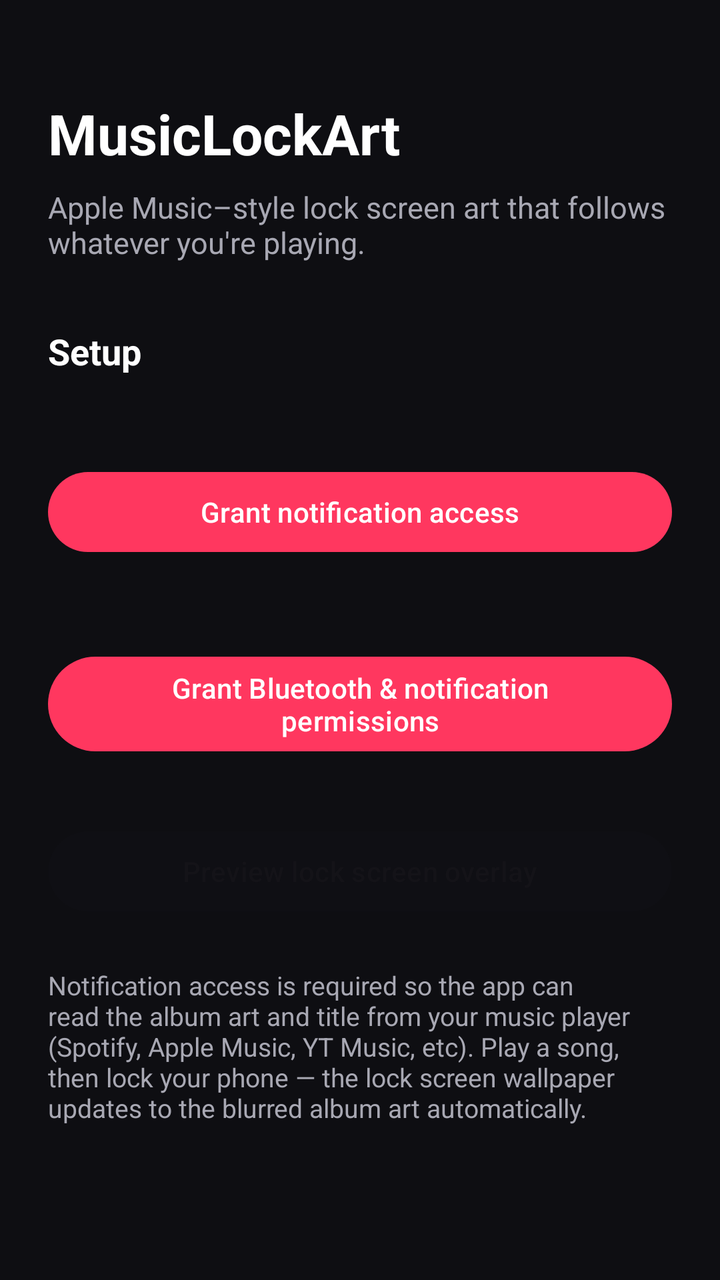
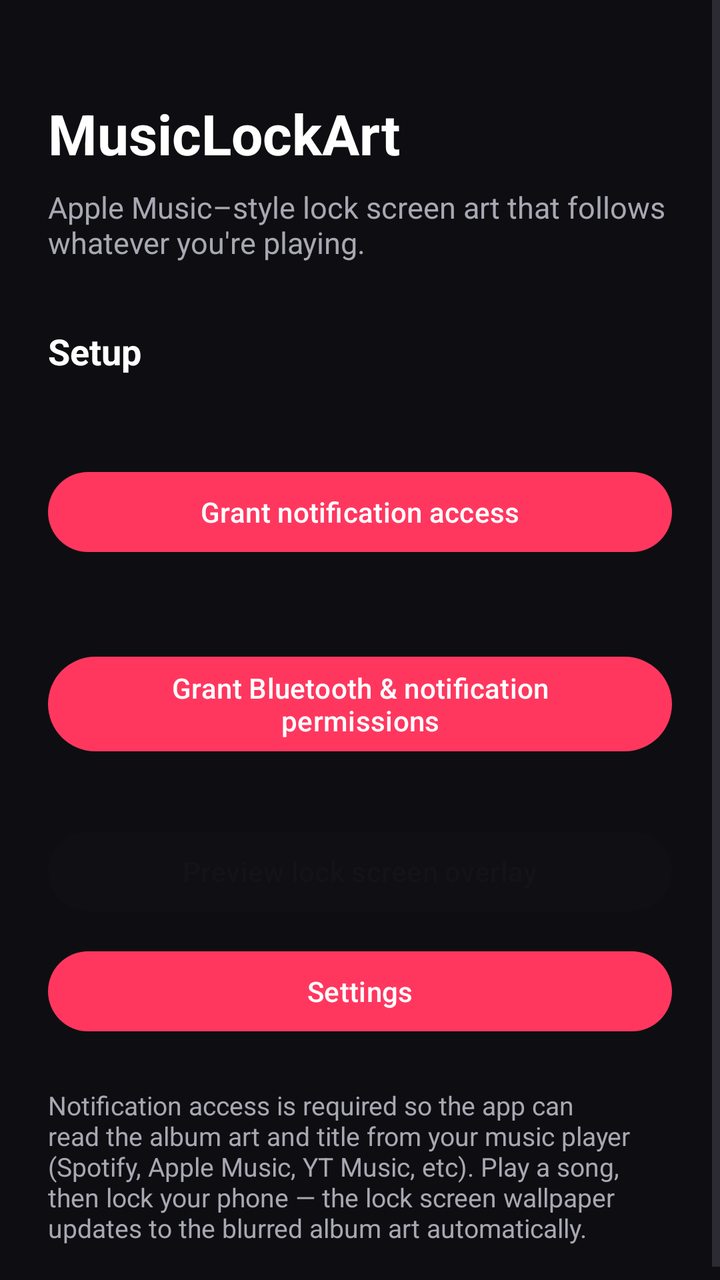

Compare the two renders of this Android layout. The source of the first and the diff that turns it into the second are given below.
<!-- AndroidManifest.xml: activity theme Theme.MusicLockArt -->
<!-- res/layout/activity_main.xml -->
<?xml version="1.0" encoding="utf-8"?>
<ScrollView xmlns:android="http://schemas.android.com/apk/res/android"
    android:layout_width="match_parent"
    android:layout_height="match_parent"
    android:fillViewport="true"
    android:background="@color/bg_dark">

    <LinearLayout
        android:layout_width="match_parent"
        android:layout_height="wrap_content"
        android:orientation="vertical"
        android:padding="24dp">

        <TextView
            android:layout_width="wrap_content"
            android:layout_height="wrap_content"
            android:layout_marginTop="24dp"
            android:text="@string/app_name"
            android:textColor="@color/text_primary"
            android:textSize="28sp"
            android:textStyle="bold" />

        <TextView
            android:layout_width="match_parent"
            android:layout_height="wrap_content"
            android:layout_marginTop="8dp"
            android:text="@string/tagline"
            android:textColor="@color/text_secondary"
            android:textSize="15sp" />

        <TextView
            android:layout_width="wrap_content"
            android:layout_height="wrap_content"
            android:layout_marginTop="32dp"
            android:text="@string/setup_heading"
            android:textColor="@color/text_primary"
            android:textSize="18sp"
            android:textStyle="bold" />

        <TextView
            android:id="@+id/statusNotification"
            android:layout_width="match_parent"
            android:layout_height="wrap_content"
            android:layout_marginTop="16dp"
            android:textColor="@color/text_secondary"
            android:textSize="15sp" />

        <com.google.android.material.button.MaterialButton
            android:id="@+id/btnNotificationAccess"
            android:layout_width="match_parent"
            android:layout_height="wrap_content"
            android:layout_marginTop="8dp"
            android:text="@string/grant_notification_access" />

        <TextView
            android:id="@+id/statusBluetooth"
            android:layout_width="match_parent"
            android:layout_height="wrap_content"
            android:layout_marginTop="16dp"
            android:textColor="@color/text_secondary"
            android:textSize="15sp" />

        <com.google.android.material.button.MaterialButton
            android:id="@+id/btnPermissions"
            android:layout_width="match_parent"
            android:layout_height="wrap_content"
            android:layout_marginTop="8dp"
            android:text="@string/grant_permissions" />

        <com.google.android.material.button.MaterialButton
            android:id="@+id/btnPreview"
            android:layout_width="match_parent"
            android:layout_height="wrap_content"
            android:layout_marginTop="32dp"
            android:enabled="false"
            android:text="@string/preview_overlay" />

        <TextView
            android:layout_width="match_parent"
            android:layout_height="wrap_content"
            android:layout_marginTop="24dp"
            android:text="@string/help_text"
            android:textColor="@color/text_secondary"
            android:textSize="13sp" />

    </LinearLayout>
</ScrollView>
<!-- resources referenced by this layout -->
<resources>
  <color name="bg_dark">#0E0E12</color>
  <color name="text_primary">#FFFFFF</color>
  <color name="text_secondary">#A8A8B3</color>
  <string name="app_name">MusicLockArt</string>
  <string name="grant_notification_access">Grant notification access</string>
  <string name="grant_permissions">Grant Bluetooth &amp; notification permissions</string>
  <string name="help_text">Notification access is required so the app can read the album art and title from your music player (Spotify, Apple Music, YT Music, etc). Play a song, then lock your phone — the lock screen wallpaper updates to the blurred album art automatically.</string>
  <string name="preview_overlay">Preview lock screen overlay</string>
  <string name="setup_heading">Setup</string>
  <string name="tagline">Apple Music–style lock screen art that follows whatever you\'re playing.</string>
  <style name="Theme.MusicLockArt" parent="Theme.Material3.DayNight.NoActionBar">
          <item name="colorPrimary">@color/accent</item>
          <item name="android:windowBackground">@color/bg_dark</item>
      </style>
  <color name="accent">#FF375F</color>
</resources>

<!-- the commit's change to res/layout/activity_main.xml (unified diff, before → after) -->
@@ -75,6 +75,13 @@
             android:enabled="false"
             android:text="@string/preview_overlay" />
 
+        <com.google.android.material.button.MaterialButton
+            android:id="@+id/btnSettings"
+            android:layout_width="match_parent"
+            android:layout_height="wrap_content"
+            android:layout_marginTop="12dp"
+            android:text="@string/open_settings" />
+
         <TextView
             android:layout_width="match_parent"
             android:layout_height="wrap_content"
<!-- resource entries referenced after the edit -->
@@ -7,6 +7,7 @@
   <string name="grant_notification_access">Grant notification access</string>
   <string name="grant_permissions">Grant Bluetooth &amp; notification permissions</string>
   <string name="help_text">Notification access is required so the app can read the album art and title from your music player (Spotify, Apple Music, YT Music, etc). Play a song, then lock your phone — the lock screen wallpaper updates to the blurred album art automatically.</string>
+  <string name="open_settings">Settings</string>
   <string name="preview_overlay">Preview lock screen overlay</string>
   <string name="setup_heading">Setup</string>
   <string name="tagline">Apple Music–style lock screen art that follows whatever you\'re playing.</string>
